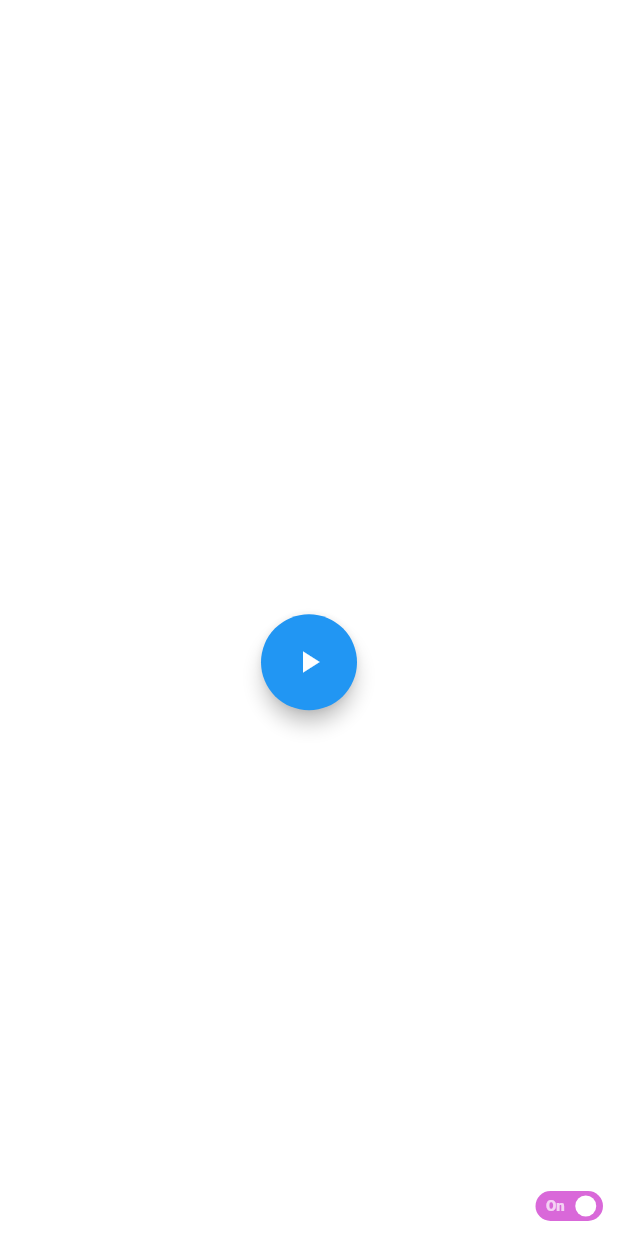
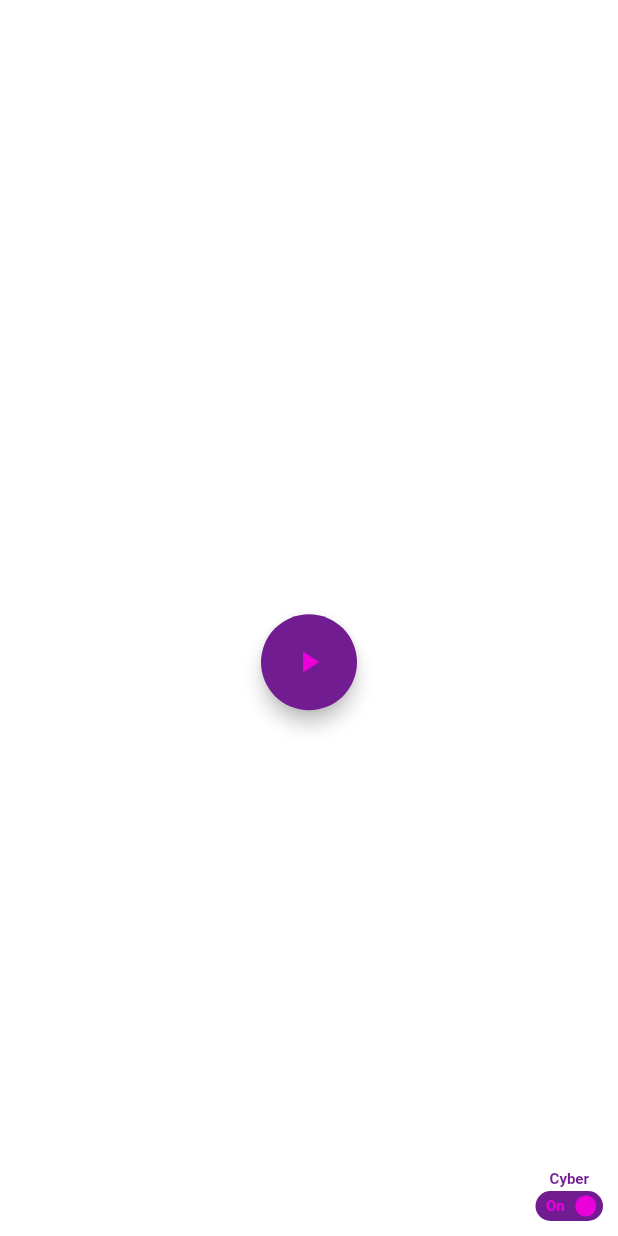
Before and after one commit to bryancalisto/Clocker, a Flutter app: the screen it shows after launch, on a phone screen of 412 x 824 dp. Run offline on Flutter 3.47's test engine with Material 2 defaults, Android fonts, the phone set to English and light mode, and no system bars; drawn by our look-alikes of flutter_switch; missing offline and left inert: bitsdojo_window, flutter_acrylic.

Commit message:
Chore: Updated styles

```diff
--- a/lib/main.dart
+++ b/lib/main.dart
@@ -38,15 +38,25 @@ class MyApp extends StatelessWidget {
         return MaterialApp(
             debugShowCheckedModeBanner: false,
             color: Colors.transparent,
-              theme: ThemeData(
+            theme: ThemeData.light().copyWith(
+              colorScheme: const ColorScheme.light().copyWith(
+                primary: Colors.black,
+                onPrimary: Colors.white,
+              ),
               splashFactory: InkRipple.splashFactory,
             ),
             darkTheme: ThemeData.dark().copyWith(
+              colorScheme: const ColorScheme.light().copyWith(
+                primary: const Color(0xff711c91),
+                onPrimary: const Color(0xffea00d9),
+                secondary: const Color(0xff133e7c),
+                onSecondary: const Color(0xff0abdc6),
+              ),
               splashFactory: InkRipple.splashFactory,
             ),
             themeMode: currentMode,
             home: MoveWindow(child: const StopwatchVw()));
-          // home: AppWindow());
-        });
+      },
+    );
   }
 }
--- a/lib/widgets/switch.dart
+++ b/lib/widgets/switch.dart
@@ -9,12 +9,15 @@ class DarkModeSwitch extends StatelessWidget {
 
   @override
   Widget build(BuildContext context) {
+    final primaryColor = Theme.of(context).colorScheme.primary;
+    final onPrimaryColor = Theme.of(context).colorScheme.onPrimary;
+
     return ValueListenableBuilder(
         valueListenable: MyApp.themeNotifier,
         builder: (_, ThemeMode currentMode, __) {
           return Column(
             children: [
-              const Text('Cyber', style: TextStyle(fontSize: 10)),
+              Text('Cyber', style: TextStyle(fontSize: 10, color: primaryColor, fontWeight: FontWeight.bold)),
               const SizedBox(
                 height: 2,
               ),
@@ -25,7 +28,9 @@ class DarkModeSwitch extends StatelessWidget {
                 toggleSize: 17.0,
                 value: currentMode == ThemeMode.dark,
                 borderRadius: 20.0,
-                activeColor: const Color.fromARGB(183, 202, 44, 202),
+                activeColor: primaryColor,
+                activeTextColor: onPrimaryColor,
+                toggleColor: onPrimaryColor,
                 padding: 3.0,
                 showOnOff: true,
                 onToggle: onToggle,
```
Lines whose indentation alone changed are shown as unchanged.
